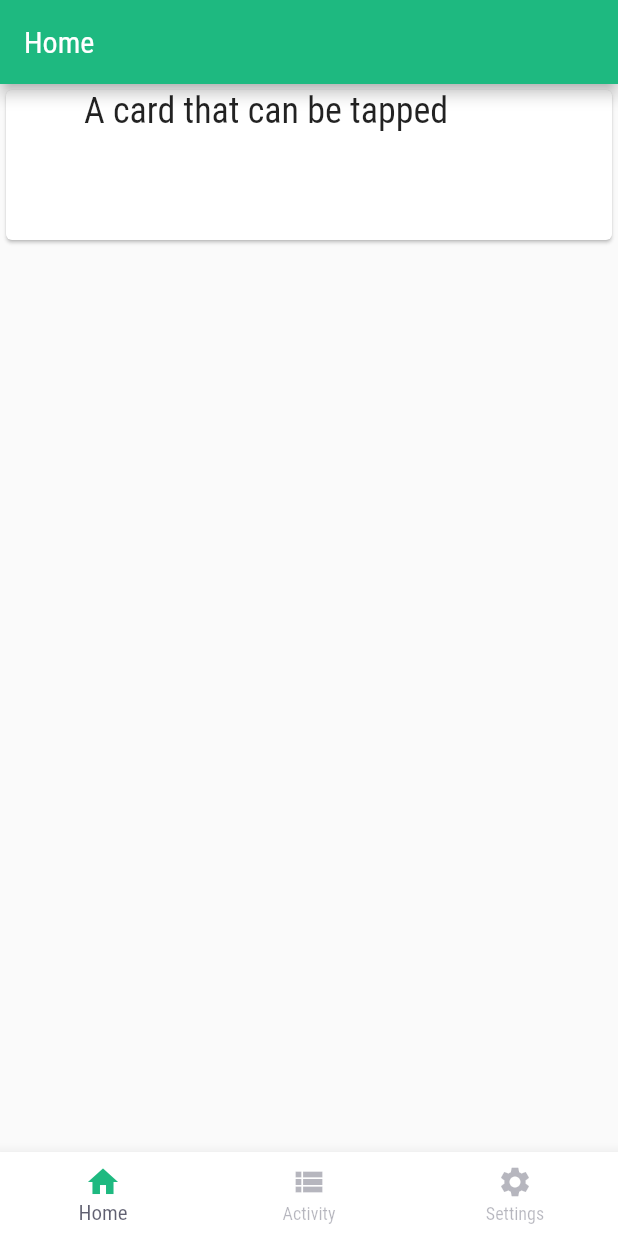
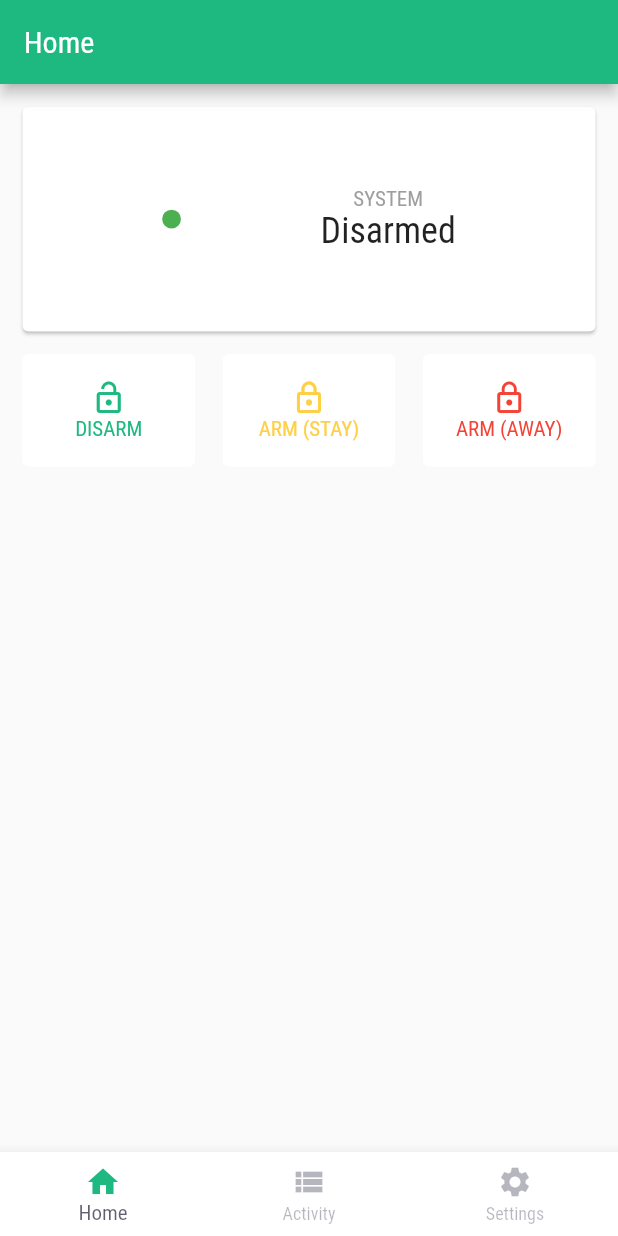
Before and after one commit to jdalvarez23/hawkeye-app, a Flutter app: the screen it shows after launch, on a phone screen of 412 x 824 dp. Run offline on Flutter 3.47's test engine with Material 2 defaults, Android fonts, the phone set to English and light mode, and no system bars.

Commit message:
Added a resuable card component, added the buttons for the alarm status

```diff
--- /dev/null
+++ b/lib/components/reusable_card.dart
@@ -0,0 +1,26 @@
+import 'package:flutter/material.dart';
+import 'package:hawkeye/theme.dart';
+
+class ReusableCard extends StatelessWidget {
+  ReusableCard({required this.color, required this.cardChild, this.onTap, this.margin});
+
+  final Color color;
+  final Widget cardChild;
+  final EdgeInsetsGeometry? margin;
+  final void Function()? onTap;
+
+  @override
+  Widget build(BuildContext context) {
+    return Card(
+      child: InkWell(
+        splashColor: themePrimaryColor.withAlpha(30),
+        onTap: onTap,
+        child: SizedBox(
+          height: 150,
+          child: cardChild,
+        ),
+      ),
+      margin: EdgeInsets.all(15.0),
+    );
+  }
+}
--- a/lib/screens/home_screen.dart
+++ b/lib/screens/home_screen.dart
@@ -1,4 +1,6 @@
 import 'package:flutter/material.dart';
+import 'package:hawkeye/components/reusable_card.dart';
+import 'package:hawkeye/theme.dart';
 
 class HomeScreen extends StatelessWidget {
   const HomeScreen({Key? key}) : super(key: key);
@@ -10,24 +12,104 @@ class HomeScreen extends StatelessWidget {
           title: const Text('Home'),
         ),
         body: Column(
+          crossAxisAlignment: CrossAxisAlignment.stretch,
           children: [
+            // alarm status card
             Row(
               children: [
-              Expanded(child: Card(
-                child: InkWell(
-                  child: Center(
-                    child: const SizedBox(
-                      width: 300,
-                      height: 100,
-                      child: Text('A card that can be tapped', style: TextStyle(fontSize: 24),),
+                Expanded(
+                    child: ReusableCard(
+                        color: Colors.white,
+                        cardChild: Container(
+                          child: Row(
+                            // center row contents vertically
+                            crossAxisAlignment: CrossAxisAlignment.center,
+                            // center row contents horizontally
+                            mainAxisAlignment: MainAxisAlignment.spaceEvenly,
+                            children: [
+                              Container(
+                                width: 12.5,
+                                height: 12.5,
+                                decoration: BoxDecoration(
+                                    color: Colors.green, shape: BoxShape.circle),
                               ),
+                              Column(
+                                mainAxisAlignment: MainAxisAlignment.center,
+                                children: [
+                                  Text(
+                                    'SYSTEM',
+                                    style: TextStyle(
+                                      color: Colors.grey
+                                    ),
+                                  ),
+                                  Text(
+                                    'Disarmed',
+                                    style: TextStyle(fontSize: 24),
                                   )
-                ),
-              ))
                                 ],
                               )
                             ],
+                          ),
+                        ),
+                )),
+              ],
+            ),
+            // action buttons
+            Container(
+              margin: EdgeInsets.only(left: 15, right: 15, bottom: 15),
+              height: 75,
+              child: Row(
+                crossAxisAlignment: CrossAxisAlignment.center,
+                mainAxisAlignment: MainAxisAlignment.spaceBetween,
+                children: [
+                  Container(
+                    width: 115,
+                    child: TextButton(
+                        onPressed: () => {},
+                        style: ButtonStyle(
+                          backgroundColor: MaterialStateProperty.all(
+                              Theme.of(context).cardColor),
+                        ),
+                        child: Column(
+                          mainAxisAlignment: MainAxisAlignment.center,
+                          children: [Icon(Icons.lock_open), Text('DISARM')],
                         )
-    );
+                    ),
+                  ),
+                  Container(
+                    width: 115,
+                    child: TextButton(
+                        onPressed: () => {},
+                        style: ButtonStyle(
+                          foregroundColor: MaterialStateProperty.all(themeYellow),
+                          backgroundColor: MaterialStateProperty.all(
+                              Theme.of(context).cardColor),
+                        ),
+                        child: Column(
+                          mainAxisAlignment: MainAxisAlignment.center,
+                          children: [Icon(Icons.lock_outline), Text('ARM (STAY)')],
+                        )
+                    ),
+                  ),
+                  Container(
+                    width: 115,
+                    child: TextButton(
+                        onPressed: () => {},
+                        style: ButtonStyle(
+                          foregroundColor: MaterialStateProperty.all(Colors.red),
+                          backgroundColor: MaterialStateProperty.all(
+                              Theme.of(context).cardColor),
+                        ),
+                        child: Column(
+                          mainAxisAlignment: MainAxisAlignment.center,
+                          children: [Icon(Icons.lock_outline), Text('ARM (AWAY)')],
+                        )
+                    ),
+                  )
+                ],
+              ),
+            ),
+          ],
+        ));
   }
 }
--- a/lib/theme.dart
+++ b/lib/theme.dart
@@ -56,7 +56,7 @@ ThemeData darkThemeData(BuildContext context) {
     ),
     textTheme: ThemeData.dark().textTheme.apply(
       fontFamily: 'Roboto Condensed',
-      bodyColor: contentColorDarkTheme
+      bodyColor: Colors.white
     ),
     primaryTextTheme: ThemeData.dark().textTheme.apply(
         fontFamily: 'Roboto Condensed'
```
Lines whose indentation alone changed are shown as unchanged.
